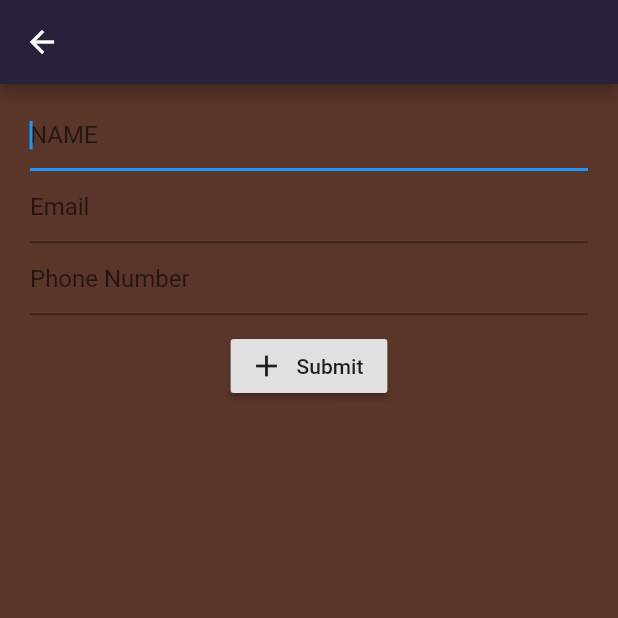
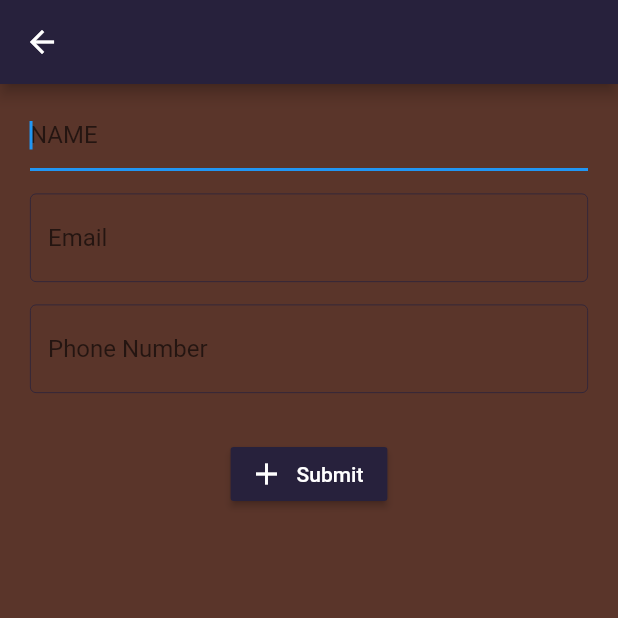
Before and after one commit to shashankgarg93/CovidCare, a Flutter app: the DonateScreen screen opened by its route, on a phone screen of 412 x 824 dp, the top half of it. Run offline on Flutter 3.47's test engine with Material 2 defaults, Android fonts, the phone set to English and light mode, and no system bars.

Commit message:
donate_screen

```diff
--- a/lib/screens/donate_screen.dart
+++ b/lib/screens/donate_screen.dart
@@ -1,3 +1,4 @@
+import 'package:flutter/cupertino.dart';
 import 'package:flutter/material.dart';
 class DonateScreen extends StatefulWidget {
   @override
@@ -12,7 +13,8 @@ class _DonateScreenState extends State<DonateScreen> {
   Widget build(BuildContext context) {
     return Scaffold(
       appBar: AppBar(),
-   body: Container(
+   body: SafeArea(
+     child: Container(
 
        padding: EdgeInsets.fromLTRB(20.0, 10.0, 20.0, 10.0),
        child: Column(
@@ -22,6 +24,12 @@ autofocus: true,
              decoration: InputDecoration(
                hintText: 'NAME',
 
+enabledBorder: OutlineInputBorder(
+  borderSide: BorderSide(
+      color: Color.fromRGBO(39,33,60,1),
+      width:1.0,
+  ),
+),
              ),
 
              onChanged: (val){
@@ -34,11 +42,17 @@ autofocus: true,
                },
 
            ),
+           SizedBox(height:15),
            TextFormField(
              autofocus: true,
              decoration: InputDecoration(
                hintText: 'Email',
-
+enabledBorder: OutlineInputBorder(
+ borderSide: BorderSide(
+   color: Color.fromRGBO(39,33,60,1),
+width: 0.5
+ )
+)
              ),
 
              onChanged: (val){
@@ -52,11 +66,17 @@ autofocus: true,
 
 
            ),
+SizedBox(height: 15,),
            TextFormField(
              autofocus: true,
              decoration: InputDecoration(
                hintText: 'Phone Number',
-
+enabledBorder: OutlineInputBorder(
+  borderSide: BorderSide(
+    color: Color.fromRGBO(39,33,60,1),
+width: 0.5
+  )
+)
              ),
 
              onChanged: (val){
@@ -69,9 +89,15 @@ autofocus: true,
              },
 
            ),
-         SizedBox(height:10),
-         Center(child: RaisedButton.icon(onPressed: (){}, icon: Icon(Icons.add), label:Text('Submit')))
+           SizedBox(height:30),
+           Center(child: RaisedButton.icon(
+               color: Color.fromRGBO(39,33,60,1),
+               onPressed: (){}, icon: Icon(Icons.add,color: Colors.white,), label:Text('Submit',style: TextStyle(
+             color: Colors.white,
+           ),)))
+
          ],
+       ),
      ),
    ),
     );
```
Lines whose indentation alone changed are shown as unchanged.
